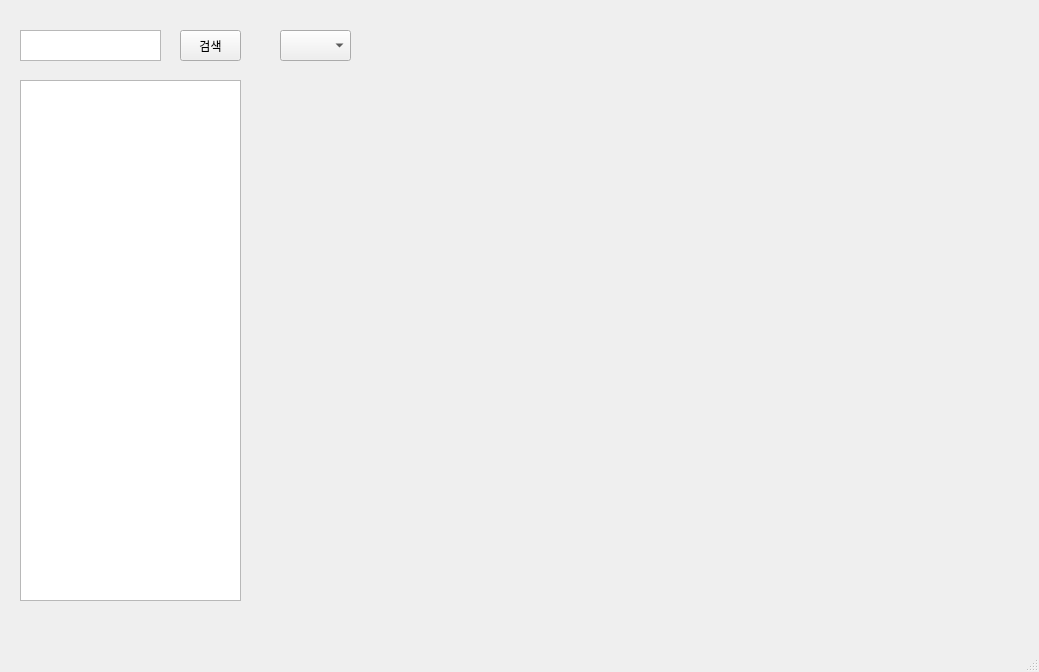
First picture: the form in NSC/ui/chart.ui, repository wkghd1223/graduate, before the edit.
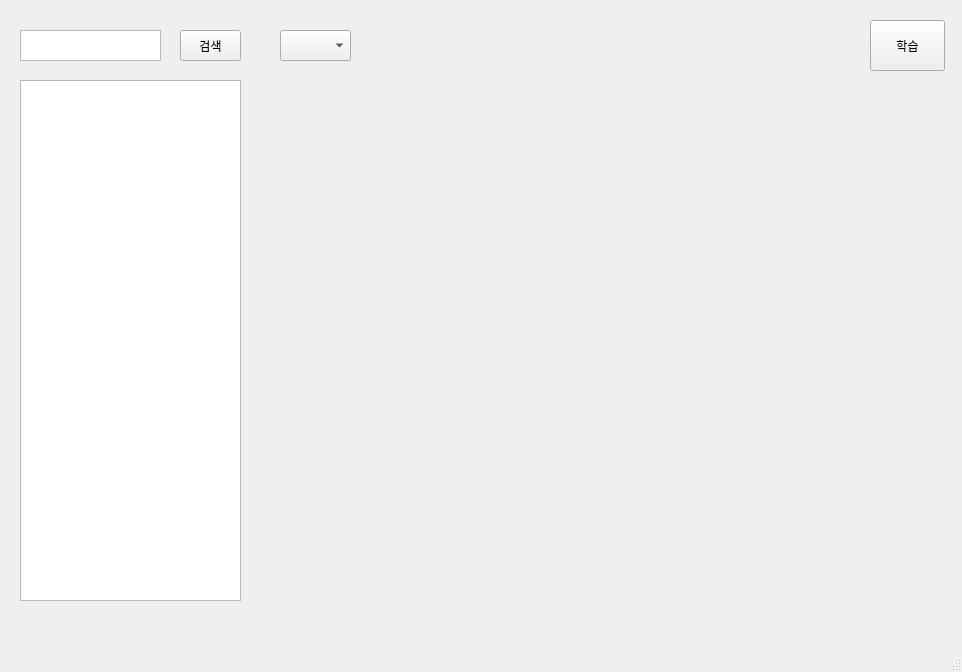
Second picture: the form after the edit.

```diff
--- a/NSC/ui/chart.ui
+++ b/NSC/ui/chart.ui
@@ -6,7 +6,7 @@
    <rect>
     <x>0</x>
     <y>0</y>
-    <width>1039</width>
+    <width>962</width>
     <height>672</height>
    </rect>
   </property>
@@ -77,6 +77,19 @@
     </property>
     <layout class="QVBoxLayout" name="layout"/>
    </widget>
+   <widget class="QPushButton" name="learnBtn">
+    <property name="geometry">
+     <rect>
+      <x>870</x>
+      <y>20</y>
+      <width>75</width>
+      <height>51</height>
+     </rect>
+    </property>
+    <property name="text">
+     <string>학습</string>
+    </property>
+   </widget>
   </widget>
   <widget class="QMenuBar" name="menubar">
    <property name="geometry">
```
Left out of the diff: 2 changed lines with no effect on the pictures.
